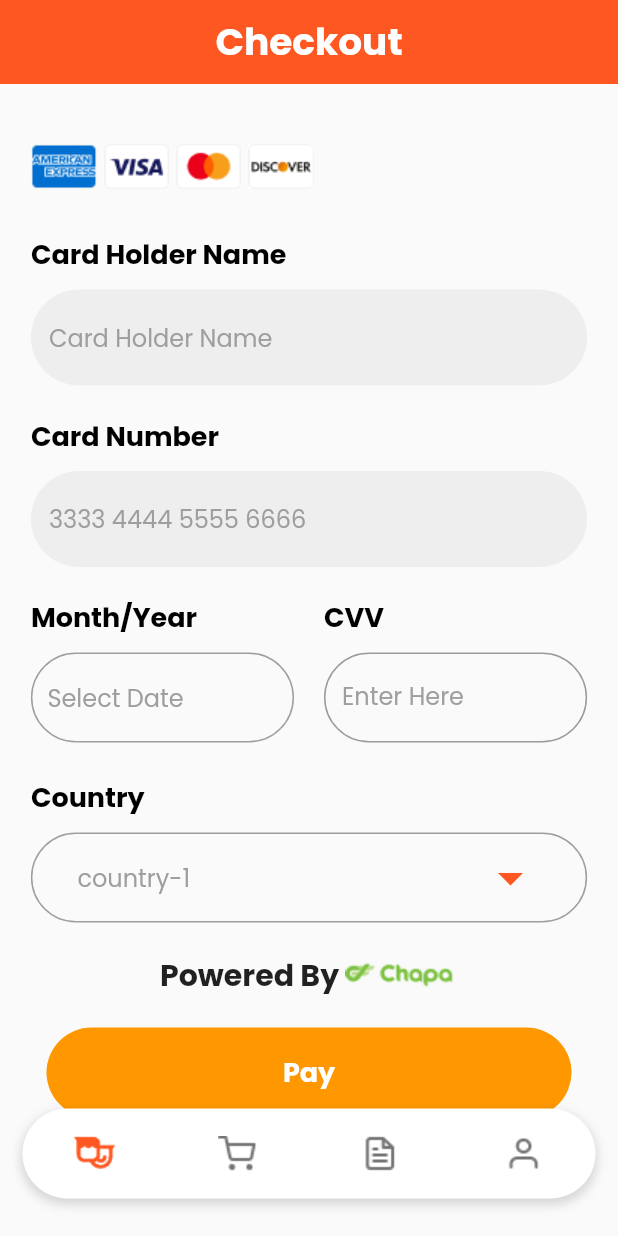
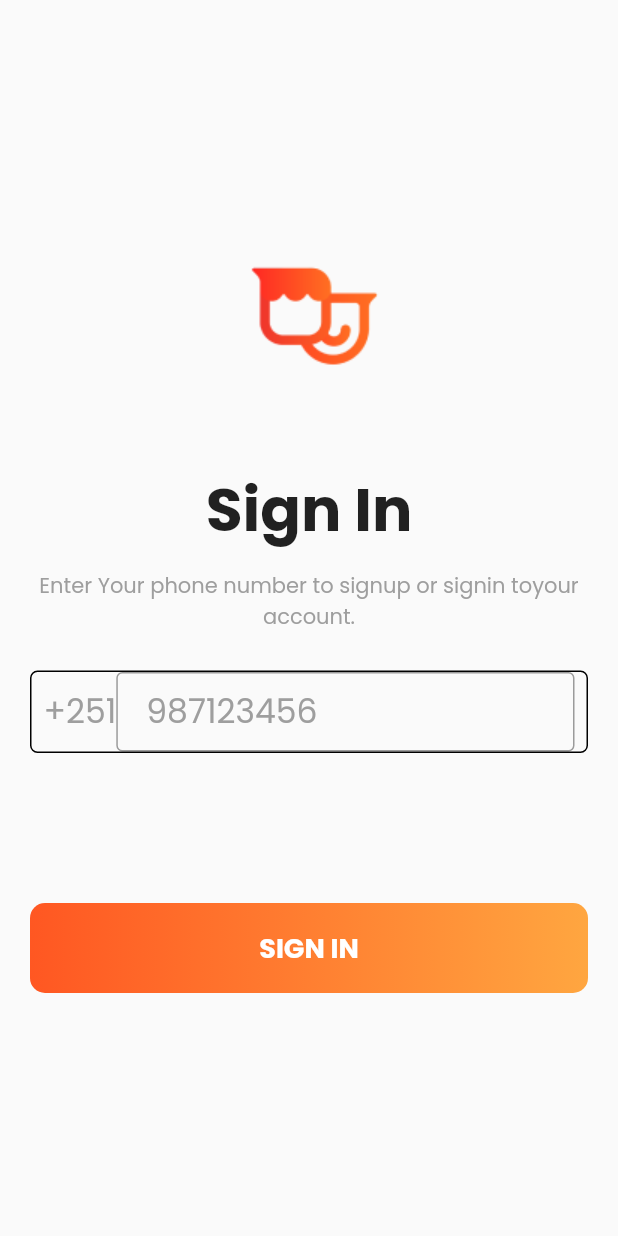
Before and after one commit to yonaries/beudelivery-clone, a Flutter app: the screen it shows after launch, on a phone screen of 412 x 824 dp. Run offline on Flutter 3.47's test engine with Material 2 defaults, Android fonts, the light colour scheme and no system bars; our stand-ins replace firebase_core, flutter_slidable, flutter_spinkit, font_awesome_flutter, google_fonts, liquid_pull_to_refresh and 2 more; accounts and stored records are empty.

Commit message:
signin and verification screen finished

```diff
--- a/userapp/lib/controller/bag_items_controller.dart
+++ b/userapp/lib/controller/bag_items_controller.dart
@@ -1,6 +1,4 @@
 import 'package:flutter/material.dart';
-import 'package:provider/provider.dart';
-import 'package:userapp/controller/navbar_provider.dart';
 import 'package:userapp/model/bag_item_model.dart';
 import 'package:userapp/view/components/bag/bag_list_builder.dart';
 import 'package:userapp/view/components/toast.dart';
--- a/userapp/lib/main.dart
+++ b/userapp/lib/main.dart
@@ -1,15 +1,15 @@
 import 'package:flutter/material.dart';
 import 'package:provider/provider.dart';
-import 'package:toast/toast.dart';
 import 'package:userapp/controller/navbar_provider.dart';
 import 'package:userapp/controller/notifications_controller.dart';
-import 'package:userapp/view/screens/card_detail.dart';
+import 'package:userapp/view/screens/bag.dart';
+import 'package:userapp/view/screens/sign_in.dart';
+import 'package:userapp/view/screens/verification.dart';
 import 'controller/order_page_controller.dart';
 import 'firebase_options.dart';
 
 import 'package:firebase_core/firebase_core.dart';
 import 'package:google_fonts/google_fonts.dart';
-import 'package:userapp/view/screens/navbar.dart';
 
 void main() async {
   WidgetsFlutterBinding.ensureInitialized();
@@ -54,7 +54,7 @@ class MyApp extends StatelessWidget {
           brightness: Brightness.light,
         ),
       ),
-      home: CardDetailScreen(),
+      home: SignInScreen(),
     );
   }
 }
--- a/userapp/lib/view/components/checkout/checkout-button.dart
+++ b/userapp/lib/view/components/common-button.dart
@@ -1,20 +1,24 @@
 import 'package:flutter/material.dart';
 
-GestureDetector checkoutButton({required String title}) {
+GestureDetector commonButton({required String title}) {
   return GestureDetector(
     onTap: () {
       // show success message
     },
     child: Center(
       child: Container(
-        width: 350,
-        height: 60,
+        width: 300,
+        height: 50,
         alignment: Alignment.center,
         decoration: BoxDecoration(
-            color: Colors.orange, borderRadius: BorderRadius.circular(30)),
+          gradient: const LinearGradient(
+            colors: [Colors.deepOrange, Color.fromARGB(255, 255, 166, 64)],
+          ),
+          borderRadius: BorderRadius.circular(30),
+        ),
         child: Text(
           title,
-          style: TextStyle(
+          style: const TextStyle(
             color: Colors.white,
             fontSize: 18,
             fontWeight: FontWeight.bold,
--- a/userapp/lib/view/screens/bag.dart
+++ b/userapp/lib/view/screens/bag.dart
@@ -2,8 +2,8 @@ import 'package:flutter/material.dart';
 import 'package:toast/toast.dart';
 import 'package:userapp/view/components/appbar.dart';
 import 'package:userapp/controller/bag_items_controller.dart';
+import 'package:userapp/view/components/nav_bottom.dart';
 import 'package:userapp/view/components/toast.dart';
-import 'package:userapp/view/screens/food_detail.dart';
 
 class BagScreen extends StatefulWidget {
   const BagScreen({Key? key}) : super(key: key);
@@ -37,6 +37,7 @@ class _BagScreenState extends State<BagScreen> {
   Widget build(BuildContext context) {
     ToastContext().init(context);
     return Scaffold(
+      bottomNavigationBar: const BottomNavBar(),
       appBar: topAppBar(
         appbarTitle: const Text(
           "Bag",
--- a/userapp/lib/view/screens/card_detail.dart
+++ b/userapp/lib/view/screens/card_detail.dart
@@ -3,7 +3,7 @@ import 'dart:developer';
 import 'package:flutter/material.dart';
 import 'package:flutter/services.dart';
 import 'package:userapp/view/components/checkout/card_provider.dart';
-import 'package:userapp/view/components/checkout/checkout-button.dart';
+import 'package:userapp/view/components/common-button.dart';
 import 'package:userapp/view/components/checkout/dropdown_button.dart';
 import 'package:userapp/view/components/nav_bottom.dart';
 
@@ -373,7 +373,7 @@ class _CardDetailScreenState extends State<CardDetailScreen> {
                   ),
 
                   // Pay Button
-                  checkoutButton(title: "Pay"),
+                  commonButton(title: "Pay"),
                   SizedBox(
                     height: 20,
                   ),
--- a/userapp/lib/view/screens/checkout.dart
+++ b/userapp/lib/view/screens/checkout.dart
@@ -1,6 +1,6 @@
 import 'package:flutter/material.dart';
 import 'package:flutter/services.dart';
-import 'package:userapp/view/components/checkout/checkout-button.dart';
+import 'package:userapp/view/components/common-button.dart';
 import 'package:userapp/view/components/nav_bottom.dart';
 
 import '../components/checkout/buttons.dart';
@@ -197,7 +197,7 @@ class CheckoutScreenState extends State<CheckoutScreen> {
 
               // Checkout Button
 
-              checkoutButton(title: "Checkout")
+              commonButton(title: "Checkout")
             ],
           ),
         ),
--- /dev/null
+++ b/userapp/lib/view/screens/sign_in.dart
@@ -0,0 +1,136 @@
+import 'package:flutter/material.dart';
+
+class SignInScreen extends StatefulWidget {
+  SignInScreen({Key? key}) : super(key: key);
+
+  @override
+  State<SignInScreen> createState() => _SignInScreenState();
+}
+
+class _SignInScreenState extends State<SignInScreen> {
+  final _phoneController = TextEditingController();
+  @override
+  Widget build(BuildContext context) {
+    final currentHeight = MediaQuery.of(context).size.height;
+    return Scaffold(
+      body: SingleChildScrollView(
+        child: Container(
+          height: currentHeight,
+          padding: EdgeInsets.symmetric(horizontal: 20),
+          constraints: BoxConstraints(maxWidth: 500, minWidth: 300),
+          child: Column(
+            crossAxisAlignment: CrossAxisAlignment.center,
+            mainAxisAlignment: MainAxisAlignment.center,
+            children: [
+              Image.asset("lib/assets/icons/beu_logo_png.png"),
+
+              SizedBox(
+                height: 50,
+              ),
+              Text(
+                "Sign In",
+                style: TextStyle(
+                  fontSize: 40,
+                  fontWeight: FontWeight.bold,
+                ),
+              ),
+
+              SizedBox(
+                height: 10,
+              ),
+              Text(
+                "Enter Your phone number to signup or signin toyour account.",
+                textAlign: TextAlign.center,
+                style: TextStyle(
+                  color: Colors.grey,
+                ),
+              ),
+
+              SizedBox(
+                height: 25,
+              ),
+
+              // Phone number input
+              Container(
+                decoration: BoxDecoration(
+                  border: Border.all(color: Colors.black),
+                  borderRadius: BorderRadius.circular(5),
+                ),
+                padding: EdgeInsets.symmetric(horizontal: 8),
+                child: Row(
+                  children: [
+                    Text(
+                      "+251",
+                      style: TextStyle(
+                        fontSize: 22,
+                        color: Colors.grey,
+                      ),
+                    ),
+                    Flexible(
+                      flex: 1,
+                      child: TextField(
+                        cursorColor: Colors.deepOrange,
+                        controller: _phoneController,
+                        keyboardType: TextInputType.phone,
+                        style: TextStyle(fontSize: 22),
+                        decoration: InputDecoration(
+                          contentPadding:
+                              EdgeInsets.only(top: 10, bottom: 10, left: 20),
+                          border: OutlineInputBorder(
+                            borderSide: const BorderSide(
+                              color: Colors.transparent,
+                            ),
+                          ),
+                          focusedBorder: OutlineInputBorder(
+                            borderSide: const BorderSide(
+                              color: Colors.transparent,
+                            ),
+                          ),
+                          hintText: "987123456",
+                          hintStyle: const TextStyle(color: Colors.grey),
+                        ),
+                      ),
+                    ),
+                  ],
+                ),
+              ),
+
+              SizedBox(
+                height: 100,
+              ),
+              // Sign in button
+              GestureDetector(
+                onTap: () {
+                  // show success message
+                },
+                child: Center(
+                  child: Container(
+                    height: 60,
+                    alignment: Alignment.center,
+                    decoration: BoxDecoration(
+                      gradient: const LinearGradient(
+                        colors: [
+                          Colors.deepOrange,
+                          Color.fromARGB(255, 255, 166, 64)
+                        ],
+                      ),
+                      borderRadius: BorderRadius.circular(10),
+                    ),
+                    child: Text(
+                      "SIGN IN",
+                      style: const TextStyle(
+                        color: Colors.white,
+                        fontSize: 18,
+                        fontWeight: FontWeight.bold,
+                      ),
+                    ),
+                  ),
+                ),
+              )
+            ],
+          ),
+        ),
+      ),
+    );
+  }
+}
```
Also changed, not shown: userapp/lib/view/components/verification/inputBox.dart (added, +96 -0 lines), userapp/lib/view/screens/sign_up.dart (added, +15 -0 lines), userapp/lib/view/screens/verification.dart (added, +171 -0 lines), userapp/lib/assets/icons/beu_logo_png.png (added).
